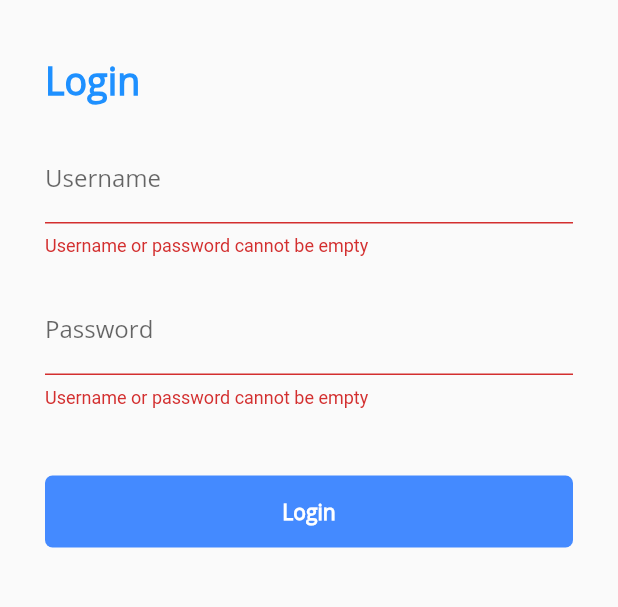
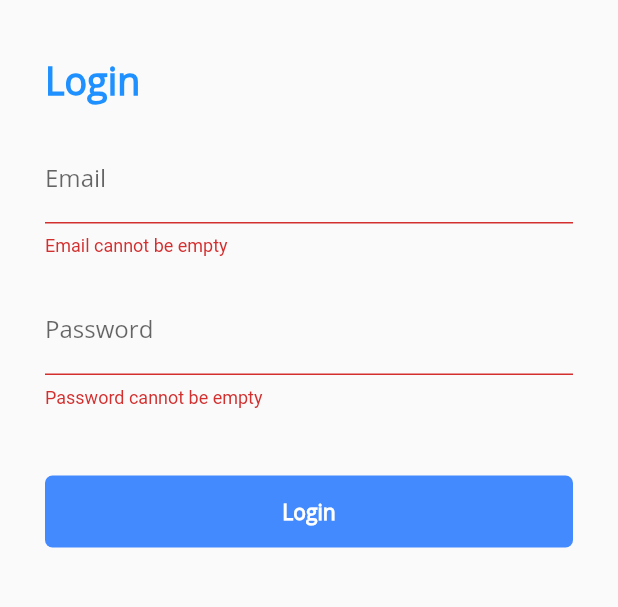
Before and after one commit to faizkarim/MobileApplicationProgramming, a Flutter app: the Login screen opened by its route, scrolled down 56 dp, after a tap on "Login", on a phone screen of 412 x 824 dp, the part 150-757 px from its top. Run offline on Flutter 3.47's test engine with Material 2 defaults, Android fonts, the light colour scheme and no system bars; our stand-ins replace bottom_navy_bar, carousel_slider, eva_icons_flutter, firebase_auth, flutter_custom_clippers, flutter_spinkit and 1 more; missing offline and left inert: clip_shadow, flare_splash_screen, snack; accounts and stored records are empty.

Commit message:
add firebase auth to login

```diff
--- a/lib/login.dart
+++ b/lib/login.dart
@@ -1,5 +1,6 @@
 import 'package:flutter/material.dart';
-import './data/mockUserDetails.dart';
+import 'package:firebase_auth/firebase_auth.dart';
+
 
 Color maincolor = Color(0xFFF1E90FF);
 Color secondaryColor = Color(0xFFF3881E3);
@@ -11,11 +12,37 @@ class Login extends StatefulWidget {
 }
 
 class _LoginState extends State<Login> {
-  TextEditingController username = new TextEditingController();
-  TextEditingController password = new TextEditingController();
+  final formKey = new GlobalKey<FormState>();
+  final FirebaseAuth _auth = FirebaseAuth.instance;
+  String _email;
+  String _password;
+  String errorMessage;
 
-  String errormessage;
+  bool saveForm() {
+    final form = formKey.currentState;
+    if (form.validate()) {
+      form.save();
+      return true;
+    } else {
+      return false;
 
+    }
+  }
+
+  void submitForm() async{
+    if (saveForm()) {
+      try {
+        FirebaseUser user = (await _auth.signInWithEmailAndPassword(email: _email, password: _password)).user;
+        print('Signed in: ${user.uid}');
+        Navigator.pushReplacementNamed(context, '/loaderspinnerscreen');
+      }
+      catch (e) {
+        setState(() {
+          errorMessage = "Invalid email or password";
+        });
+      }
+    }
+  }
   @override
   Widget build(BuildContext context) {
     return Scaffold(
@@ -28,6 +55,8 @@ class _LoginState extends State<Login> {
           child: Container(
         width: MediaQuery.of(context).size.width,
         height: MediaQuery.of(context).size.height,
+        child: Form(
+          key: formKey,
           child: Column(
             children: <Widget>[
               Container(
@@ -65,11 +94,14 @@ class _LoginState extends State<Login> {
                             ),
                             SizedBox(
                               width: MediaQuery.of(context).size.width - 60,
-                            child: TextField(
-                              controller: username,
+                              child: TextFormField(
+                                key: new Key('email'),
+                                validator: (value) => value.isEmpty ? 'Email cannot be empty' : null,
+                                onSaved: (value) => _email = value.trim(),
+                                autocorrect: false,
                                 decoration: InputDecoration(
-                                  errorText: errormessage,
-                                  labelText: 'Username',
+                                    errorText: errorMessage,
+                                    labelText: 'Email',
                                     labelStyle:
                                         TextStyle(fontFamily: 'OpenSans')),
                               ),
@@ -79,11 +111,15 @@ class _LoginState extends State<Login> {
                             ),
                             SizedBox(
                               width: MediaQuery.of(context).size.width - 60,
-                            child: TextField(
-                              controller: password,
+                              child: TextFormField(
+                                key: new Key('password'),
+                                validator: (value) => value.isEmpty ? 'Password cannot be empty' : null,
+                                onSaved: (value) => _password = value,
                                 obscureText: true,
+                                autocorrect: false,
+
                                 decoration: InputDecoration(
-                                  errorText: errormessage,
+                                    errorText: errorMessage,
                                     labelText: 'Password',
                                     labelStyle:
                                         TextStyle(fontFamily: 'OpenSans')),
@@ -105,24 +141,7 @@ class _LoginState extends State<Login> {
                           borderRadius: BorderRadius.circular(5.0),
                           color: Colors.blueAccent),
                       child: FlatButton(
-                      onPressed: () {
-                        if (username.text == mockUserDetails[0].userName &&
-                            password.text == mockUserDetails[0].password) {
-                          print(username.text);
-                          Navigator.pushReplacementNamed(
-                              context, '/loaderspinnerscreen');
-                        }
-                        if (username.text.isEmpty) {
-                          setState(() {
-                            errormessage =
-                                'Username or password cannot be empty';
-                          });
-                        } else {
-                          setState(() {
-                            errormessage = 'Invalid username or password';
-                          });
-                        }
-                      },
+                        onPressed: submitForm,
                         child: Text(
                           'Login',
                           style: TextStyle(
@@ -131,12 +150,15 @@ class _LoginState extends State<Login> {
                               fontWeight: FontWeight.bold),
                         ),
                       ),
+
+
                     )
                   ],
                 ),
               ),
             ],
           ),
+        ),
       )),
     );
   }
```
Lines whose indentation alone changed are shown as unchanged.
